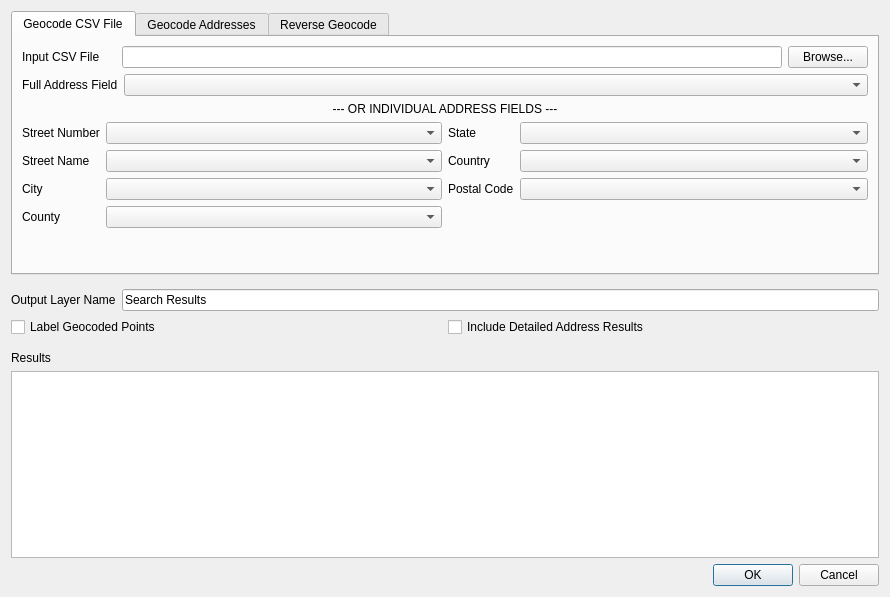
Qt form bulkNominatim.ui (NationalSecurityAgency/qgis-bulk-nominatim) before a commit.
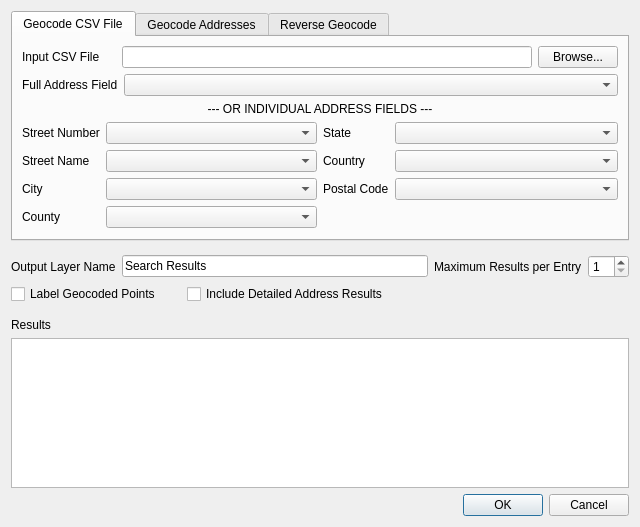
The same form after that commit. Custom widgets are drawn as their Qt base class.

The edit to the form file:
```diff
--- a/bulkNominatim.ui
+++ b/bulkNominatim.ui
@@ -6,8 +6,8 @@
    <rect>
     <x>0</x>
     <y>0</y>
-    <width>890</width>
-    <height>597</height>
+    <width>640</width>
+    <height>527</height>
    </rect>
   </property>
   <property name="windowTitle">
@@ -34,7 +34,11 @@
           </widget>
          </item>
          <item>
-          <widget class="QLineEdit" name="fileLineEdit"/>
+          <widget class="QLineEdit" name="fileLineEdit">
+           <property name="readOnly">
+            <bool>true</bool>
+           </property>
+          </widget>
          </item>
          <item>
           <widget class="QPushButton" name="browsePushButton">
@@ -256,10 +260,39 @@
        </property>
       </widget>
      </item>
+     <item>
+      <widget class="QLabel" name="label_12">
+       <property name="text">
+        <string>Maximum Results per Entry</string>
+       </property>
+      </widget>
+     </item>
+     <item>
+      <widget class="QSpinBox" name="maxResultsSpinBox">
+       <property name="sizePolicy">
+        <sizepolicy hsizetype="Minimum" vsizetype="Fixed">
+         <horstretch>0</horstretch>
+         <verstretch>0</verstretch>
+        </sizepolicy>
+       </property>
+       <property name="minimum">
+        <number>1</number>
+       </property>
+       <property name="maximum">
+        <number>10</number>
+       </property>
+       <property name="value">
+        <number>1</number>
+       </property>
+      </widget>
+     </item>
     </layout>
    </item>
    <item>
-    <layout class="QHBoxLayout" name="horizontalLayout_3">
+    <layout class="QHBoxLayout" name="horizontalLayout_3" stretch="0,0,0">
+     <property name="spacing">
+      <number>26</number>
+     </property>
      <item>
       <widget class="QCheckBox" name="showLabelCheckBox">
        <property name="text">
@@ -274,6 +307,19 @@
        </property>
       </widget>
      </item>
+     <item>
+      <spacer name="horizontalSpacer">
+       <property name="orientation">
+        <enum>Qt::Horizontal</enum>
+       </property>
+       <property name="sizeHint" stdset="0">
+        <size>
+         <width>40</width>
+         <height>20</height>
+        </size>
+       </property>
+      </spacer>
+     </item>
     </layout>
    </item>
    <item>
```
